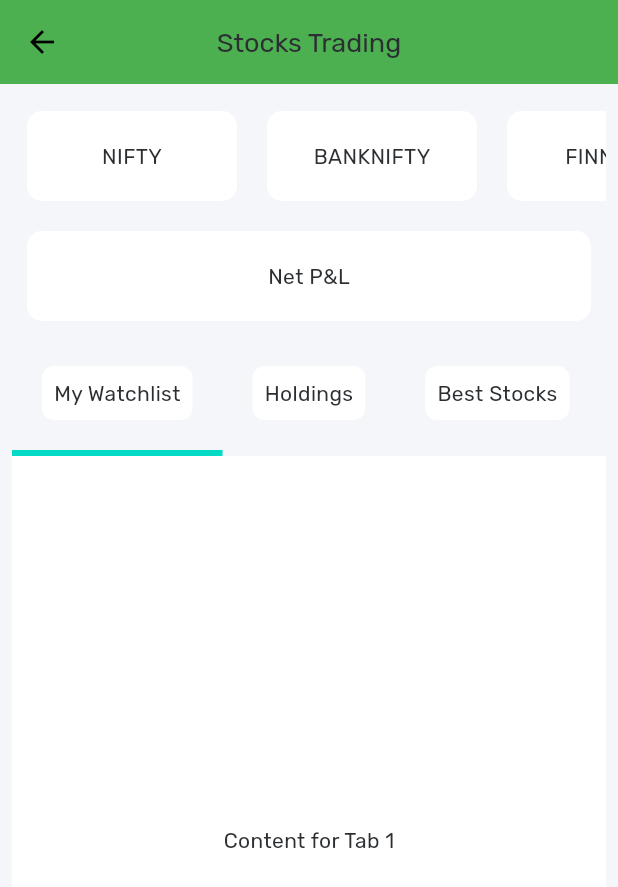
After one commit to ninepointer/stoxhero-mobile, a Flutter app: the StocksDashboardView screen opened directly, on a phone screen of 412 x 824 dp. The commit adds this screen. Shown: the top 887 px of the screen. Run offline on Flutter 3.47's test engine with Material 3 defaults, Android fonts, the phone set to English and light mode, and no system bars; our stand-ins replace carousel_slider, dio, dropdown_button2, file_picker, firebase_analytics, firebase_core and 17 more; missing offline and left inert: number_paginator, phonepe_payment_sdk; accounts and stored records are empty.

Commit message:
stock UI

```diff
--- a/lib/main.dart
+++ b/lib/main.dart
@@ -6,7 +6,7 @@ import 'package:stoxhero/firebase_options.dart';
 import 'src/app/app.dart';
 
 const bool isProd = false;
-const bool useTestToken = false;
+const bool useTestToken = true;
 
 void main() async {
   WidgetsFlutterBinding.ensureInitialized();
--- a/lib/src/app/app.dart
+++ b/lib/src/app/app.dart
@@ -48,7 +48,6 @@ class _AppState extends State<App> {
       theme: AppTheme.lightThemeData(context),
       darkTheme: AppTheme.darkThemeData(context),
       initialBinding: AppBinding(),
-      initialRoute: AppRoutes.splash,
       getPages: AppPages.pages,
     );
   }
--- a/lib/src/core/routes/app_routes.dart
+++ b/lib/src/core/routes/app_routes.dart
@@ -39,4 +39,5 @@ class AppRoutes {
   static const String workshop = '/careers/workshop';
   static const String contestProfile = '/contestprofile';
   static const String weeklyTopPerformersFullList = '/toptestzoneportfolios';
+ // static const String stocks = '/stocks';
 }
--- /dev/null
+++ b/lib/src/modules/stocks/views/stocks_dashboard_view.dart
@@ -0,0 +1,238 @@
+import 'package:flutter/material.dart';
+import 'package:stoxhero/src/app/app.dart';
+import 'package:stoxhero/src/modules/stocks/widget/watchlist.dart';
+
+class StocksDashboardView extends StatefulWidget {
+  const StocksDashboardView({Key? key});
+
+  @override
+  State<StocksDashboardView> createState() => _StocksDashboardViewState();
+}
+
+
+//tickerprovider is to connect tabview for each tabbar
+class _StocksDashboardViewState extends State<StocksDashboardView>
+    with TickerProviderStateMixin {
+  late TabController _tabController;
+
+  @override
+  void initState() {
+    super.initState();
+    _tabController = TabController(length: 5, vsync: this);
+  }
+
+  @override
+  void dispose() {
+    _tabController.dispose();
+    super.dispose();
+  }
+
+  @override
+  Widget build(BuildContext context) {
+    // Create a list of featureTabCategory objects for each tab
+    List<featureTabCategory> tabCategories = [
+      featureTabCategory(false, Category("My Watchlist")),
+      featureTabCategory(false, Category("Holdings"),),
+      featureTabCategory(false, Category("Best Stocks"),),
+      featureTabCategory(false, Category("Orders"),),
+      featureTabCategory(false, Category("Funds"),),
+    ];
+
+    return Scaffold(
+appBar: AppBar(
+  backgroundColor: Colors.green,
+  leading: IconButton(
+    icon: Icon(Icons.arrow_back, color: Colors.black),
+    onPressed: () {
+      // Handle back button press here
+    },
+  ),
+  title: Text("Stocks Trading"),
+),
+
+
+
+
+
+
+
+
+
+      body: Padding(
+        padding: const EdgeInsets.all(8.0),
+        child: Column(
+          crossAxisAlignment: CrossAxisAlignment.start,
+          children: [
+
+
+            SingleChildScrollView(
+              scrollDirection: Axis.horizontal,
+              child: Row(
+                mainAxisAlignment: MainAxisAlignment.center,
+                children: [
+                  Container(
+                    margin: EdgeInsets.all(10),
+                    width: 140,
+                    height: 60,
+                    padding: EdgeInsets.all(20),
+                    decoration: BoxDecoration(
+                      color: Colors.white,
+                      borderRadius: BorderRadius.circular(10),
+                    ),
+                    child: Center(child: Text("NIFTY")),
+                  ),
+                  Container(
+                    margin: EdgeInsets.all(10),
+                    width: 140,
+                    height: 60,
+                    padding: EdgeInsets.all(20),
+                    decoration: BoxDecoration(
+                      color: Colors.white,
+                      borderRadius: BorderRadius.circular(10),
+                    ),
+                    child: Center(child: Text("BANKNIFTY")),
+                  ),
+                  Container(
+                    margin: EdgeInsets.all(10),
+                    width: 140,
+                    height: 60,
+                    padding: EdgeInsets.all(20),
+                    decoration: BoxDecoration(
+                      color: Colors.white,
+                      borderRadius: BorderRadius.circular(10),
+                    ),
+                    child: Center(child: Text("FINNIFTY")),
+                  ),
+                  Container(
+                    margin: EdgeInsets.all(10),
+                    width: 140,
+                    height: 60,
+                    padding: EdgeInsets.all(20),
+                    decoration: BoxDecoration(
+                      color: Colors.white,
+                      borderRadius: BorderRadius.circular(10),
+                    ),
+                    child: Center(child: Text("SENSEX")),
+                  ),
+                ],
+              ),
+            ),
+            Container(
+              margin: EdgeInsets.all(10),
+              width: 400,
+              height: 60,
+              padding: EdgeInsets.all(20),
+              decoration: BoxDecoration(
+                color: Colors.white,
+                borderRadius: BorderRadius.circular(10),
+              ),
+              child: Center(child: Text("Net P&L")),
+
+
+
+
+            ),
+          Container(
+  height: 80,
+
+  child: TabBar(
+
+    controller: _tabController,
+      //        indicator: BoxDecoration(
+       //       color: Colors.grey, // Change this color to the highlight color you want
+        //      borderRadius: BorderRadius.circular(10),
+          //  ),
+    indicatorWeight: 4.0, // Adjust the indicator weight as needed
+    isScrollable: true,
+    tabs: List.generate(5, (index) => _featureTabWidget(tabCategories[index])),
+     // Add this line for hard edge clipping
+  ),
+),
+
+
+
+
+
+
+            Expanded(
+              child: Container(
+                child: TabBarView(
+                  controller: _tabController,
+                  children: [
+                  Container(
+                     color: Colors.white, // Different UI for Tab 1
+                      child: Center(child: Text("Content for Tab 1")),
+                   ),
+                   Container(
+                     color: Colors.blue, // Different UI for Tab 2
+                      child: Center(child: Text("Content for Tab 2")),
+                   ),
+                   Container(
+                    color: Colors.green, // Different UI for Tab 3
+                      child: Center(child: Text("Content for Tab 3")),
+                   ),
+                   Container(
+                    color: Colors.yellow, // Different UI for Tab 4
+                      child: Center(child: Text("Content for Tab 4")),
+                   ),
+                   Container(
+                    color: Colors.orange, // Different UI for Tab 5
+                      child: Center(child: Text("Content for Tab 5")),
+                   ),
+                  ],
+                ),
+              ),
+            ),
+          ],
+        ),
+      ),
+    );
+  }
+}
+
+
+
+
+
+
+class _featureTabWidget extends StatelessWidget {
+  const _featureTabWidget(this.tabCategory);
+  final featureTabCategory tabCategory;
+
+  @override
+  Widget build(BuildContext context) {
+    final selected = tabCategory.selected;
+    return Opacity(
+      opacity: selected ? 0 : 1,
+      child: Card(
+
+        elevation: selected ? 16 : 0,
+        child: Padding(
+          padding: const EdgeInsets.all(8.0),
+          child: Text(
+            tabCategory.category.name,
+
+            // style: TextStyle(
+            //   fontWeight: FontWeight.bold,
+            //   fontSize: 13,
+            // ),
+          ),
+        ),
+      ),
+    );
+  }
+}
+
+class featureTabCategory {
+
+  final bool selected;
+  final Category category;
+
+  featureTabCategory(this.selected, this.category);
+}
+
+class Category {
+  final String name;
+
+  Category(this.name);
+}
```
Also changed, not shown: lib/src/core/routes/app_pages.dart (+8 -0 lines), lib/src/modules/stocks/widget/watchlist.dart (added), pubspec.lock.
